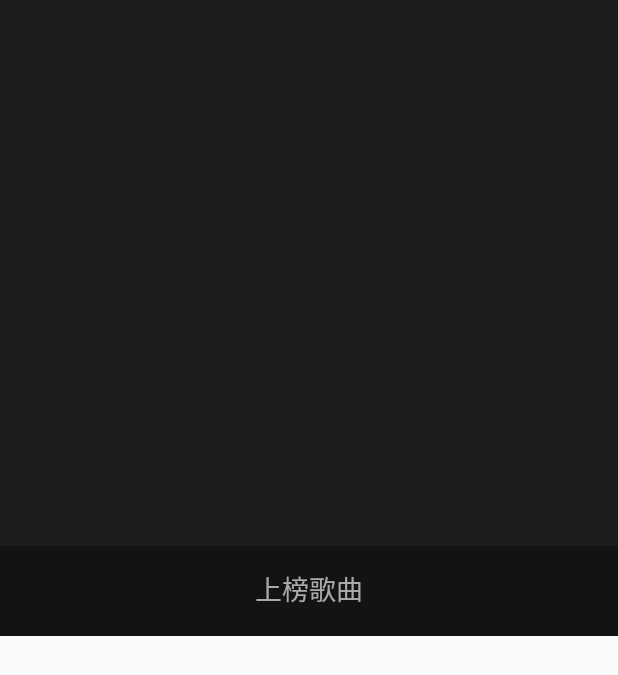
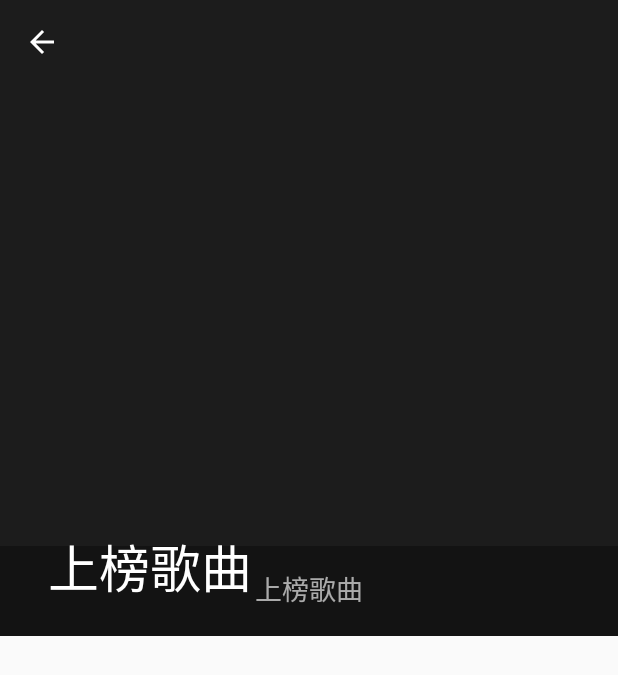
Before and after one commit to StonyMoon/bboard, an Android app: the SingerFragment screen opened directly, with no data from a screen before it, on a phone screen of 412 x 824 dp. Shown: the top 675 px of the screen. Run offline under Robolectric (Android 15) with nearby library versions, the phone set to English and light mode, and no system bars; our stand-ins replace ButterKnife, CircleImageView, Picasso; libraries missing offline, so code that uses them is left out: jp.wasabeef.picasso, rx.android.schedulers, rx.schedulers; pictures from the network do not load; 1 statement that could not run was skipped.

Commit message:
Add the title of toolbar.

```diff
--- a/app/src/main/java/com/stonymoon/bboard/rank/RankFragment.java
+++ b/app/src/main/java/com/stonymoon/bboard/rank/RankFragment.java
@@ -67,6 +67,7 @@ public class RankFragment extends ToolbarBaseFragment implements RankContract.Vi
         mRecyclerView.setAdapter(mAdapter);
         mRecyclerView.setLayoutManager(new LinearLayoutManager(mContext));
         mPresenter.start();
+
         return root;
     }
 
@@ -76,6 +77,11 @@ public class RankFragment extends ToolbarBaseFragment implements RankContract.Vi
 
     }
 
+    @Override
+    public void onResume() {
+        super.onResume();
+        setToolbarTitle("Billboard榜单");
+    }
 
     @Override
     public void showError() {
--- a/app/src/main/java/com/stonymoon/bboard/singer/SingerContract.java
+++ b/app/src/main/java/com/stonymoon/bboard/singer/SingerContract.java
@@ -7,6 +7,8 @@ import com.stonymoon.bboard.bean.SingerBean;
 public interface SingerContract {
     interface View extends LoadingBaseView<Presenter> {
         void showInfo(SingerBean bean);
+
+        void setTitle(String title);
     }
 
     interface Presenter extends BasePresenter {
--- a/app/src/main/java/com/stonymoon/bboard/singer/SingerFragment.java
+++ b/app/src/main/java/com/stonymoon/bboard/singer/SingerFragment.java
@@ -4,10 +4,14 @@ import android.content.Context;
 import android.content.DialogInterface;
 import android.os.Bundle;
 import android.support.annotation.Nullable;
+import android.support.design.widget.CollapsingToolbarLayout;
 import android.support.v4.app.Fragment;
+import android.support.v7.app.ActionBar;
 import android.support.v7.app.AlertDialog;
+import android.support.v7.app.AppCompatActivity;
 import android.support.v7.widget.LinearLayoutManager;
 import android.support.v7.widget.RecyclerView;
+import android.support.v7.widget.Toolbar;
 import android.view.LayoutInflater;
 import android.view.View;
 import android.view.ViewGroup;
@@ -15,6 +19,7 @@ import android.widget.EditText;
 import android.widget.ImageView;
 import android.widget.ProgressBar;
 import android.widget.TextView;
+
 
 import com.bumptech.glide.Glide;
 import com.squareup.picasso.Picasso;
@@ -51,6 +56,10 @@ public class SingerFragment extends Fragment implements SingerContract.View {
     CircleImageView ivAvatar;
     @BindView(R.id.iv_singer_bg)
     ImageView ivBackground;
+    @BindView(R.id.toolbar_profile)
+    Toolbar toolbar;
+    @BindView(R.id.collapsing_toolbar)
+    CollapsingToolbarLayout collapsingToolbarLayout;
 
     @BindView(R.id.recycler_singer_songs)
     RecyclerView recyclerSongs;
@@ -128,7 +137,28 @@ public class SingerFragment extends Fragment implements SingerContract.View {
         recyclerSongs.setAdapter(adapter);
         recyclerSongs.setLayoutManager(new LinearLayoutManager(mContext));
         mPresenter.start();
+        initToolbar();
         return root;
+    }
+
+    private void initToolbar() {
+        if (toolbar != null && getActivity() instanceof AppCompatActivity) {
+            AppCompatActivity activity = ((AppCompatActivity) getActivity());
+            activity.setSupportActionBar(toolbar);
+            ActionBar actionBar = activity.getSupportActionBar();
+            if (actionBar != null) {
+                actionBar.setDisplayHomeAsUpEnabled(true);
+                actionBar.setHomeButtonEnabled(true);
+                actionBar.setDisplayShowHomeEnabled(true);
+                actionBar.setDisplayShowTitleEnabled(true);
+                toolbar.setNavigationOnClickListener(new View.OnClickListener() {
+                    @Override
+                    public void onClick(View v) {
+                        getActivity().finish();
+                    }
+                });
+            }
+        }
     }
 
     @Override
@@ -158,4 +188,9 @@ public class SingerFragment extends Fragment implements SingerContract.View {
 
     }
 
+    @Override
+    public void setTitle(String title) {
+        collapsingToolbarLayout.setTitle(title);
+        toolbar.setTitle(title);
+    }
 }
--- a/app/src/main/java/com/stonymoon/bboard/singer/SingerPresenter.java
+++ b/app/src/main/java/com/stonymoon/bboard/singer/SingerPresenter.java
@@ -41,6 +41,7 @@ public class SingerPresenter implements SingerContract.Presenter {
                     public void onNext(SingerBean singerBean) {
                         mView.showInfo(singerBean);
                         mView.showProgressBar(false);
+                        mView.setTitle(singerBean.getResource().getName());
                     }
                 });
 
--- a/app/src/main/java/com/stonymoon/bboard/songdashboard/chart/SongChartFragment.java
+++ b/app/src/main/java/com/stonymoon/bboard/songdashboard/chart/SongChartFragment.java
@@ -46,6 +46,7 @@ public class SongChartFragment extends BaseFragment implements SongChartContract
         View root = inflater.inflate(R.layout.fragment_song_chart, container, false);
         mUnbinder = ButterKnife.bind(this, root);
         mChart.setNoDataText("");
+        mPresenter.start();
         return root;
     }
 
@@ -112,7 +113,7 @@ public class SongChartFragment extends BaseFragment implements SongChartContract
     @Override
     public void onResume() {
         super.onResume();
-        mPresenter.start();
+
     }
 
 
--- a/app/src/main/java/com/stonymoon/bboard/songdashboard/singer/SongSingerContract.java
+++ b/app/src/main/java/com/stonymoon/bboard/songdashboard/singer/SongSingerContract.java
@@ -14,6 +14,7 @@ public interface SongSingerContract {
     interface View extends LoadingBaseView<SongSingerContract.Presenter> {
         void showSinger(List<SongBean.ResourceBean.SingersBean> singersBeans);
 
+        void setTitle(String title);
     }
 
     interface Presenter extends BasePresenter {
--- a/app/src/main/java/com/stonymoon/bboard/songdashboard/singer/SongSingerFragment.java
+++ b/app/src/main/java/com/stonymoon/bboard/songdashboard/singer/SongSingerFragment.java
@@ -64,4 +64,9 @@ public class SongSingerFragment extends BaseFragment implements SongSingerContra
         mSingerList.addAll(singersBeans);
         adapter.notifyDataSetChanged();
     }
+
+    @Override
+    public void setTitle(String title) {
+        getActivity().setTitle(title);
+    }
 }
--- a/app/src/main/java/com/stonymoon/bboard/songdashboard/singer/SongSingerPresenter.java
+++ b/app/src/main/java/com/stonymoon/bboard/songdashboard/singer/SongSingerPresenter.java
@@ -43,6 +43,7 @@ public class SongSingerPresenter implements SongSingerContract.Presenter {
                     public void onNext(SongBean songBean) {
                         mView.showProgressBar(false);
                         mView.showSinger(songBean.getResource().getSingers());
+                        mView.setTitle(songBean.getResource().getTitle());
                     }
                 });
     }
--- a/app/src/main/res/layout/activity_main.xml
+++ b/app/src/main/res/layout/activity_main.xml
@@ -13,7 +13,8 @@
         android:layout_width="match_parent"
         android:layout_height="wrap_content"
         android:background="@color/colorPrimary"
-        android:theme="@style/ThemeOverlay.AppCompat.Dark.ActionBar">
+        android:theme="@style/ThemeOverlay.AppCompat.Dark.ActionBar"
+        app:title="@string/app_name">
 
         <FrameLayout
             android:layout_width="match_parent"
--- a/app/src/main/res/layout/fragment_singer.xml
+++ b/app/src/main/res/layout/fragment_singer.xml
@@ -35,6 +35,7 @@
         android:theme="@style/ThemeOverlay.AppCompat.Dark.ActionBar">
 
         <android.support.design.widget.CollapsingToolbarLayout
+            android:id="@+id/collapsing_toolbar"
             android:layout_width="match_parent"
             android:layout_height="match_parent"
             android:fitsSystemWindows="true"
@@ -133,7 +134,8 @@
                 android:layout_width="match_parent"
                 android:layout_height="wrap_content"
                 app:layout_collapseMode="pin"
-                app:layout_scrollFlags="scroll|enterAlways|snap">
+                app:layout_scrollFlags="scroll|enterAlways|snap"
+                app:title="上榜歌曲">
 
             </android.support.v7.widget.Toolbar>
 
```
Also changed, not shown: app/src/main/java/com/stonymoon/bboard/songdashboard/SongDashboardActivity.java (+24 -0 lines), app/src/main/res/layout/activity_song_dashboard.xml (+4 -6 lines).
